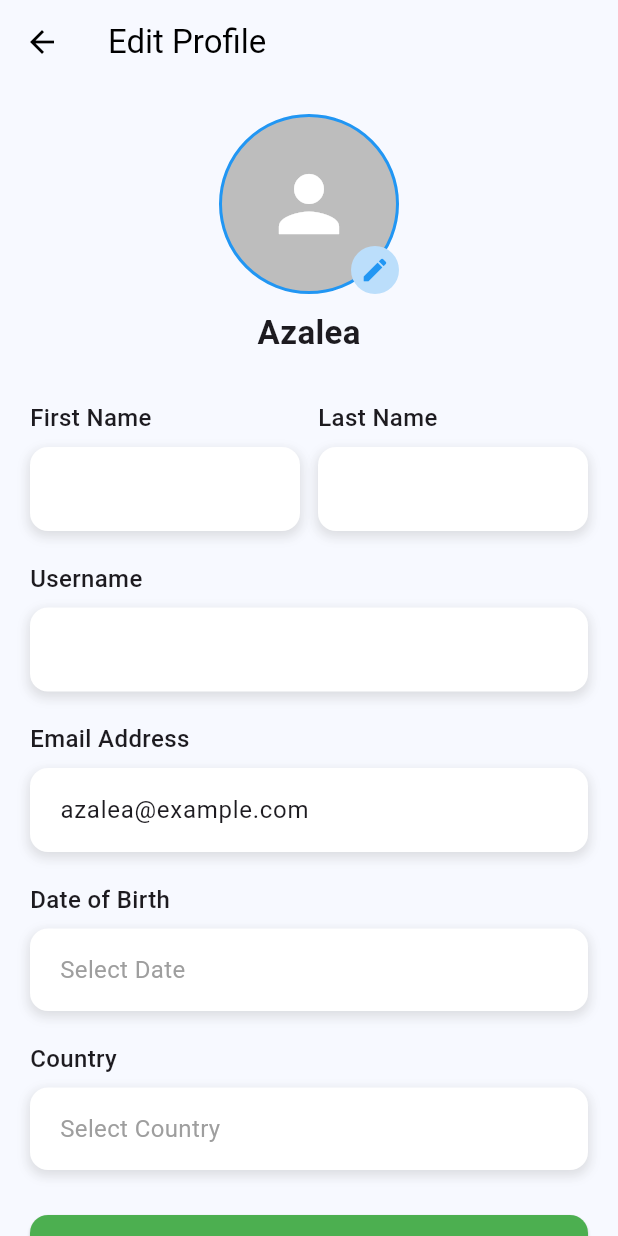
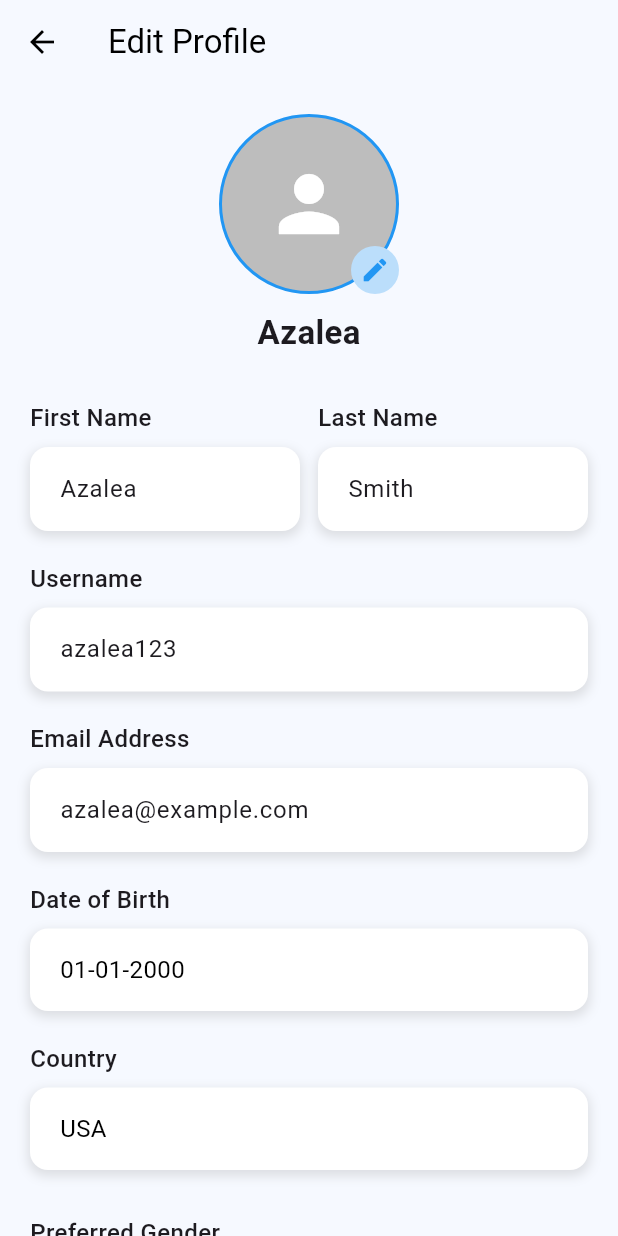
Before and after one commit to roldanallen/SIM-Final-Project, a Flutter app: the EditProfileScreen screen opened directly, on a phone screen of 412 x 824 dp. Run offline on Flutter 3.47's test engine with Material 3 defaults, Android fonts, the phone set to English and light mode, and no system bars; our stand-ins replace country_picker, firebase_auth, firebase_core, image_picker, shared_preferences; accounts and stored records are empty.

Commit message:
patch 0.0.0.2

```diff
--- a/lib/screens/home/profile_screen.dart
+++ b/lib/screens/home/profile_screen.dart
@@ -3,6 +3,7 @@ import 'package:flutter/material.dart';
 import 'package:image_picker/image_picker.dart';
 import 'package:shared_preferences/shared_preferences.dart';
 import 'package:software_development/screens/profile/edit_profile.dart';
+import 'package:software_development/screens/profile/change_password.dart';
 
 class ProfileScreen extends StatefulWidget {
   const ProfileScreen({Key? key}) : super(key: key);
@@ -146,7 +147,10 @@ class _ProfileScreenState extends State<ProfileScreen> {
                           elevation: 0,
                         ),
                         onPressed: () {
-                          // Navigate to change password
+                          Navigator.push(
+                            context,
+                            MaterialPageRoute(builder: (context) => const ChangePasswordScreen()),
+                          );
                         },
                         child: Padding(
                           padding: const EdgeInsets.symmetric(horizontal: 20.0),
--- a/lib/screens/profile/edit_profile.dart
+++ b/lib/screens/profile/edit_profile.dart
@@ -14,12 +14,24 @@ class _EditProfileScreenState extends State<EditProfileScreen> {
   File? _profileImage;
   final ImagePicker _picker = ImagePicker();
 
-  final TextEditingController _firstNameController = TextEditingController();
-  final TextEditingController _lastNameController  = TextEditingController();
-  final TextEditingController _usernameController  = TextEditingController();
+  final TextEditingController _firstNameController = TextEditingController(text: "Azalea");
+  final TextEditingController _lastNameController  = TextEditingController(text: "Smith");
+  final TextEditingController _usernameController  = TextEditingController(text: "azalea123");
   final TextEditingController _emailController     = TextEditingController(text: "azalea@example.com");
-  final TextEditingController _dobController       = TextEditingController();
-  String? _selectedCountry;
+  final TextEditingController _dobController       = TextEditingController(text: "01-01-2000");
+  String? _selectedCountry = "USA";
+  String? _selectedGender = "Female";
+
+  final TextEditingController _phoneController = TextEditingController(text: "+1234567890");
+  final TextEditingController _bioController   = TextEditingController(text: "Health enthusiast.");
+
+  bool _isUsernameValid = true;
+
+  // Regex pattern to check username for at least one letter and one number
+  bool _validateUsername(String value) {
+    final regex = RegExp(r'^(?=.*[A-Za-z])(?=.*\d)[A-Za-z\d]{3,}$');
+    return regex.hasMatch(value);
+  }
 
   Future<void> _pickImage() async {
     final picked = await _picker.pickImage(source: ImageSource.gallery);
@@ -48,7 +60,7 @@ class _EditProfileScreenState extends State<EditProfileScreen> {
   @override
   Widget build(BuildContext context) {
     return Scaffold(
-      backgroundColor: const Color(0xF0F6F9FF),
+      backgroundColor: const Color(0xFFF6F9FF),
       appBar: AppBar(
         backgroundColor: Colors.transparent,
         elevation: 0,
@@ -127,8 +139,8 @@ class _EditProfileScreenState extends State<EditProfileScreen> {
             ),
             const SizedBox(height: 20),
 
-            // Username
-            _buildShadowField(_usernameController, 'Username'),
+            // Username with validation
+            _buildShadowField(_usernameController, 'Username', isUsername: true),
             const SizedBox(height: 20),
 
             // Email (read-only)
@@ -136,7 +148,99 @@ class _EditProfileScreenState extends State<EditProfileScreen> {
             const SizedBox(height: 20),
 
             // Date of Birth (full-width clickable bar)
-            Column(
+            _buildDatePicker(),
+            const SizedBox(height: 20),
+
+            // Country
+            _buildCountryPicker(),
+            const SizedBox(height: 30),
+
+            // Preferred Gender
+            _buildGenderPicker(),
+            const SizedBox(height: 20),
+
+            // Phone Number
+            _buildShadowField(_phoneController, 'Phone Number'),
+            const SizedBox(height: 20),
+
+            // Bio
+            _buildShadowField(_bioController, 'Bio'),
+            const SizedBox(height: 30),
+
+            // Save button
+            SizedBox(
+              width: double.infinity,
+              child: ElevatedButton(
+                style: ElevatedButton.styleFrom(
+                  backgroundColor: Colors.green,
+                  padding: const EdgeInsets.symmetric(vertical: 16),
+                  shape: RoundedRectangleBorder(
+                    borderRadius: BorderRadius.circular(12),
+                  ),
+                ),
+                onPressed: () {
+                  // TODO: implement save logic
+                },
+                child: const Text('Save', style: TextStyle(fontSize: 18)),
+              ),
+            ),
+          ],
+        ),
+      ),
+    );
+  }
+
+  Widget _buildShadowField(
+      TextEditingController controller,
+      String label, {
+        bool readOnly = false,
+        bool isUsername = false,
+      }) {
+    return Column(
+      crossAxisAlignment: CrossAxisAlignment.start,
+      children: [
+        Text(label, style: const TextStyle(fontSize: 16, fontWeight: FontWeight.w500)),
+        const SizedBox(height: 8),
+        Container(
+          width: double.infinity,
+          decoration: BoxDecoration(
+            color: Colors.white,
+            borderRadius: BorderRadius.circular(12),
+            boxShadow: [
+              BoxShadow(
+                color: Colors.grey.withOpacity(0.3),
+                spreadRadius: 1,
+                blurRadius: 6,
+                offset: const Offset(0, 3),
+              ),
+            ],
+          ),
+          child: TextField(
+            controller: controller,
+            readOnly: readOnly,
+            style: const TextStyle(fontSize: 16),
+            decoration: InputDecoration(
+              contentPadding: const EdgeInsets.symmetric(horizontal: 20, vertical: 16),
+              border: InputBorder.none,
+              errorText: isUsername && !_isUsernameValid
+                  ? "Username must contain at least one letter and one number"
+                  : null,
+            ),
+            onChanged: (value) {
+              if (isUsername) {
+                setState(() {
+                  _isUsernameValid = _validateUsername(value);
+                });
+              }
+            },
+          ),
+        ),
+      ],
+    );
+  }
+
+  Widget _buildDatePicker() {
+    return Column(
       crossAxisAlignment: CrossAxisAlignment.start,
       children: [
         const Text(
@@ -171,12 +275,11 @@ class _EditProfileScreenState extends State<EditProfileScreen> {
           ),
         ),
       ],
-            ),
-            const SizedBox(height: 20),
+    );
+  }
 
-            // Country
-            // Country selection section
-            Column(
+  Widget _buildCountryPicker() {
+    return Column(
       crossAxisAlignment: CrossAxisAlignment.start,
       children: [
         const Text(
@@ -188,7 +291,6 @@ class _EditProfileScreenState extends State<EditProfileScreen> {
           onTap: () {
             showCountryPicker(
               context: context,
-                      // optional. Shows phone code before the country name.
               showPhoneCode: false,
               onSelect: (Country country) {
                 setState(() {
@@ -222,44 +324,20 @@ class _EditProfileScreenState extends State<EditProfileScreen> {
           ),
         ),
       ],
-            ),
-            const SizedBox(height: 30),
-
-            // Save button
-            SizedBox(
-              width: double.infinity,
-              child: ElevatedButton(
-                style: ElevatedButton.styleFrom(
-                  backgroundColor: Colors.green,
-                  padding: const EdgeInsets.symmetric(vertical: 16),
-                  shape: RoundedRectangleBorder(
-                    borderRadius: BorderRadius.circular(12),
-                  ),
-                ),
-                onPressed: () {
-                  // TODO: implement save logic
-                },
-                child: const Text('Save', style: TextStyle(fontSize: 18)),
-              ),
-            ),
-          ],
-        ),
-      ),
     );
   }
 
-  Widget _buildShadowField(
-      TextEditingController controller,
-      String label, {
-        bool readOnly = false,
-      }) {
+  Widget _buildGenderPicker() {
     return Column(
       crossAxisAlignment: CrossAxisAlignment.start,
       children: [
-        Text(label, style: const TextStyle(fontSize: 16, fontWeight: FontWeight.w500)),
+        const Text(
+          'Preferred Gender',
+          style: TextStyle(fontSize: 16, fontWeight: FontWeight.w500),
+        ),
         const SizedBox(height: 8),
         Container(
-          width: double.infinity,
+          padding: const EdgeInsets.symmetric(horizontal: 20),
           decoration: BoxDecoration(
             color: Colors.white,
             borderRadius: BorderRadius.circular(12),
@@ -272,14 +350,20 @@ class _EditProfileScreenState extends State<EditProfileScreen> {
               ),
             ],
           ),
-          child: TextField(
-            controller: controller,
-            readOnly: readOnly,
-            style: const TextStyle(fontSize: 16),
-            decoration: const InputDecoration(
-              contentPadding: EdgeInsets.symmetric(horizontal: 20, vertical: 16),
-              border: InputBorder.none,
-            ),
+          child: DropdownButton<String>(
+            value: _selectedGender,
+            hint: const Text("Select Gender"),
+            isExpanded: true,
+            underline: const SizedBox(),
+            items: const [
+              DropdownMenuItem(value: 'Male', child: Text('Male')),
+              DropdownMenuItem(value: 'Female', child: Text('Female')),
+              DropdownMenuItem(value: 'Others', child: Text('Others')),
+              DropdownMenuItem(value: 'Prefer not to say', child: Text('Prefer not to say')),
+            ],
+            onChanged: (value) {
+              setState(() => _selectedGender = value);
+            },
           ),
         ),
       ],
--- a/lib/screens/signup_screen.dart
+++ b/lib/screens/signup_screen.dart
@@ -148,7 +148,7 @@ class _SignUpScreenState extends State<SignUpScreen> {
                       if (_passwordTextController.text.isEmpty) {
                         _passwordError = 'This field is required.';
                       } else if (!isValidPassword(_passwordTextController.text)) {
-                        _passwordError = 'Password must contain at least 1 symbol, 1 capital letter, 1 number, and be 7+ characters.';
+                        _passwordError = 'Password must contain at least 1 symbol, 1 capital letter, 1 number, and at least 8 characters.';
                       } else {
                         _passwordError = '';
                       }
```
Also changed, not shown: lib/screens/profile/change_password.dart (added, +239 -0 lines). Lines whose indentation alone changed are shown as unchanged.
